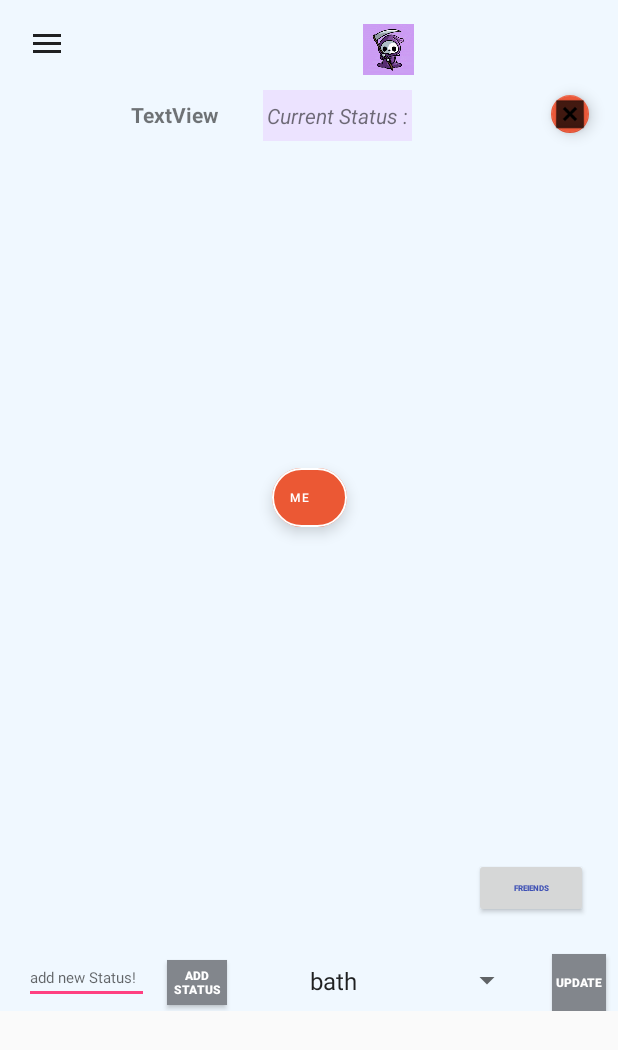
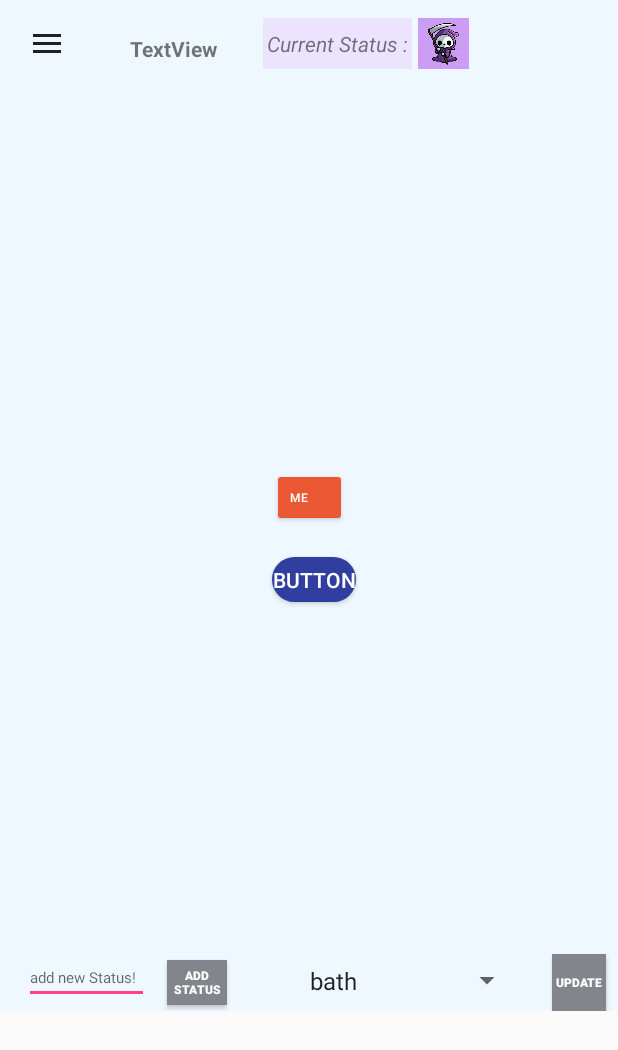
Before and after one commit to skrahat/Pannect-android, an Android app: the screen it shows after launch once a user with an empty profile is signed in (Live), on a phone screen of 412 x 824 dp. Shown: the top 1050 px of the screen. Run offline under Robolectric (Android 15) with nearby library versions, the phone set to English and light mode, and no system bars; our stand-ins replace Firebase (no records; nobody signed in at launch, a user with empty details on screens opened directly), Volley; libraries missing offline, so code that uses them is left out: com.firebase.client; network calls fail; 1 statement that could not run was skipped.

Commit message:
working on buttons

```diff
--- a/app/src/main/java/com/example/bondhu/Live.java
+++ b/app/src/main/java/com/example/bondhu/Live.java
@@ -79,12 +79,12 @@ public class Live extends AppCompatActivity implements NavigationView.OnNavigati
     TextView currentStatusView;
     TextView testing;
     TextView testing2;
-    ExtendedFloatingActionButton friend1;
-    ExtendedFloatingActionButton friend2;
-    ExtendedFloatingActionButton friend3;
-    ExtendedFloatingActionButton friend4;
-    ExtendedFloatingActionButton friend5;
-    ExtendedFloatingActionButton friend6;
+    Button friend1;
+    Button friend2;
+    Button friend3;
+    Button friend4;
+    Button friend5;
+    Button friend6;
     ArrayList<String> al = new ArrayList<>();
     ArrayList<String> al2 = new ArrayList<>();
     ArrayList<String> friendsArray = new ArrayList<>();
@@ -101,7 +101,6 @@ public class Live extends AppCompatActivity implements NavigationView.OnNavigati
     ProgressDialog pd;
     Button btnLiveStatusData2;
     Button btnLiveStatusSelectAdd;
-    Button btnFriends;
     EditText etLiveStatus;
     DatabaseReference statusDbRef;
     Spinner spinnerStatus;
@@ -115,8 +114,7 @@ public class Live extends AppCompatActivity implements NavigationView.OnNavigati
     GifImageView friend5Gif;
     GifImageView friend6Gif;
     GifImageView currentStatusGif;
-    ExtendedFloatingActionButton btncurrentUser;
-    FloatingActionButton logout;
+    Button btncurrentUser;
 
     DrawerLayout drawerLayout;
     NavigationView nav_view;
@@ -149,18 +147,16 @@ public class Live extends AppCompatActivity implements NavigationView.OnNavigati
         currentUser = (TextView)findViewById(R.id.currentUser);
         //testing = (TextView)findViewById(R.id.testing);
         //testing2 = (TextView)findViewById(R.id.testing2);
-        friend1 = (ExtendedFloatingActionButton )findViewById(R.id.friend1);
-        friend2 = (ExtendedFloatingActionButton)findViewById(R.id.friend2);
-        friend3 = (ExtendedFloatingActionButton)findViewById(R.id.friend3);
-        friend4 = (ExtendedFloatingActionButton)findViewById(R.id.friend4);
-        friend5 = (ExtendedFloatingActionButton)findViewById(R.id.friend5);
-        friend6 = (ExtendedFloatingActionButton)findViewById(R.id.friend6);
-        logout = findViewById(R.id.logout);
+        friend1 = (Button )findViewById(R.id.friend1);
+        friend2 = (Button)findViewById(R.id.friend2);
+        friend3 = (Button)findViewById(R.id.friend3);
+        friend4 = (Button)findViewById(R.id.friend4);
+        friend5 = (Button)findViewById(R.id.friend5);
+        friend6 = (Button)findViewById(R.id.friend6);
 
         etLiveStatus = findViewById(R.id.etLiveStatus);
         btnLiveStatusData2 = findViewById(R.id.btnLiveStatusData2);
         btnLiveStatusSelectAdd = findViewById(R.id.btnLiveStatusSelectAdd);
-        btnFriends = findViewById(R.id.btnFriends);
         spinnerStatus = findViewById(R.id.spinnerStatus);
         currentStatusView = (TextView)findViewById(R.id.currentStatusView);
         btncurrentUser = findViewById(R.id.btncurrentUser);
@@ -897,13 +893,7 @@ public class Live extends AppCompatActivity implements NavigationView.OnNavigati
             }
         });
 
-        //open users activity
-        btnFriends.setOnClickListener(new View.OnClickListener() {
-            @Override
-            public void onClick(View v) {
-                openNewActivity();
-            }
-        });
+
 
 
 
@@ -1004,18 +994,7 @@ public class Live extends AppCompatActivity implements NavigationView.OnNavigati
 
             }});
 
-        logout.setOnClickListener(new View.OnClickListener() {
-            @Override
-            public void onClick(View view) {
-                FirebaseAuth.getInstance().signOut();
-                Intent intent = new Intent(Live.this, LoginActivity.class);
-                intent.addFlags(Intent.FLAG_ACTIVITY_CLEAR_TOP);
-                intent.addFlags(Intent.FLAG_ACTIVITY_CLEAR_TASK);
-                startActivity(intent);
-                finish();
 
-            }
-        });
 
 
 
@@ -1281,6 +1260,14 @@ public class Live extends AppCompatActivity implements NavigationView.OnNavigati
                 Intent intent = new Intent(Live.this, Users.class);
                 startActivity(intent);
                 break;
+            case R.id.logout:
+                FirebaseAuth.getInstance().signOut();
+                Intent intent2 = new Intent(Live.this, LoginActivity.class);
+                intent2.addFlags(Intent.FLAG_ACTIVITY_CLEAR_TOP);
+                intent2.addFlags(Intent.FLAG_ACTIVITY_CLEAR_TASK);
+                startActivity(intent2);
+                finish();
+                break;
         }
         return true;
     }
--- /dev/null
+++ b/app/src/main/res/drawable/mybutton.xml
@@ -0,0 +1,24 @@
+<?xml version="1.0" encoding="utf-8"?>
+<selector xmlns:android="http://schemas.android.com/apk/res/android"  android:layout_height="5dp" android:layout_width="10dp">
+    <item android:state_pressed="true" >
+        <shape android:shape="rectangle"  >
+            <corners android:radius="20dip" />
+            <stroke android:width="1dip" android:color="#5e7974" />
+            <gradient android:angle="-90" android:startColor="#345953" android:endColor="#689a92"  />
+        </shape>
+    </item>
+    <item android:state_focused="true">
+        <shape android:shape="rectangle"  >
+            <corners android:radius="20dip" />
+            <stroke android:width="1dip" android:color="#5e7974" />
+            <solid android:color="#5b92eb"/>
+        </shape>
+    </item>
+    <item >
+        <shape android:shape="rectangle"  >
+            <corners android:radius="20dip" />
+            <stroke android:width="1dip" android:color="#5e7974" />
+            <gradient android:angle="-90" android:startColor="#8dbab3" android:endColor="#58857e" />
+        </shape>
+    </item>
+</selector>
--- a/app/src/main/res/layout/activity_live.xml
+++ b/app/src/main/res/layout/activity_live.xml
@@ -1,21 +1,21 @@
 <?xml version="1.0" encoding="utf-8"?>
-<androidx.drawerlayout.widget.DrawerLayout  xmlns:android="http://schemas.android.com/apk/res/android"
+<androidx.drawerlayout.widget.DrawerLayout xmlns:android="http://schemas.android.com/apk/res/android"
     xmlns:app="http://schemas.android.com/apk/res-auto"
     xmlns:tools="http://schemas.android.com/tools"
     android:id="@+id/drawer_layout"
     android:layout_width="match_parent"
     android:layout_height="match_parent"
+    android:fitsSystemWindows="true"
     tools:context=".Live"
-    android:fitsSystemWindows="true"
-    tools:openDrawer="start">
+    tools:openDrawer="end">
 
     <com.google.android.material.navigation.NavigationView
+        android:id="@+id/nav_view"
         android:layout_width="wrap_content"
         android:layout_height="match_parent"
-        android:id="@+id/nav_view"
+        android:layout_gravity="start"
         app:headerLayout="@layout/header"
-        app:menu="@menu/main_menu"
-        android:layout_gravity="start" />
+        app:menu="@menu/main_menu" />
 
 
     <ScrollView
@@ -23,11 +23,11 @@
         android:layout_height="match_parent">
 
         <androidx.constraintlayout.widget.ConstraintLayout
-        android:theme="@style/MyMaterialTheme"
             android:id="@+id/linearLayout4"
             android:layout_width="match_parent"
             android:layout_height="500dp"
             android:background="#F0F8FF"
+            android:theme="@style/MyMaterialTheme"
             tools:context="com.example.bondhu.Users"
             tools:viewBindingIgnore="true">
 
@@ -40,8 +40,7 @@
                 android:minHeight="?attr/actionBarSize"
                 android:theme="?attr/actionBarTheme"
                 app:layout_constraintStart_toStartOf="parent"
-                app:layout_constraintTop_toTopOf="parent"
-                app:navigationIcon="@drawable/app_icon">
+                app:layout_constraintTop_toTopOf="parent">
 
             </androidx.appcompat.widget.Toolbar>
 
@@ -57,28 +56,14 @@
                 app:layout_constraintTop_toTopOf="parent" />
 
 
-            <Button
-                android:id="@+id/btnFriends"
-                android:layout_width="76dp"
-                android:layout_height="40dp"
-                android:layout_marginTop="572dp"
-                android:text="Freiends"
-                android:textColor="@color/colorPrimary"
-                android:textSize="5dp"
-                android:textStyle="bold"
-                app:layout_constraintEnd_toEndOf="parent"
-                app:layout_constraintHorizontal_bias="0.94"
-                app:layout_constraintStart_toStartOf="parent"
-                app:layout_constraintTop_toTopOf="parent" />
-
             <pl.droidsonroids.gif.GifImageView
                 android:id="@+id/currentStatusGif"
                 android:layout_width="34dp"
                 android:layout_height="34dp"
-            android:layout_marginTop="16dp"
+                android:layout_marginTop="12dp"
                 android:src="@drawable/profile"
                 app:layout_constraintEnd_toEndOf="parent"
-            app:layout_constraintHorizontal_bias="0.641"
+                app:layout_constraintHorizontal_bias="0.737"
                 app:layout_constraintStart_toStartOf="parent"
                 app:layout_constraintTop_toTopOf="parent" />
 
@@ -182,13 +167,13 @@
                 android:id="@+id/currentUser"
                 android:layout_width="100dp"
                 android:layout_height="33dp"
-                android:layout_marginTop="60dp"
+                android:layout_marginTop="16dp"
                 android:cursorVisible="false"
                 android:gravity="center"
                 android:text="TextView"
                 android:textStyle="bold"
                 app:layout_constraintEnd_toEndOf="parent"
-                app:layout_constraintHorizontal_bias="0.212"
+                app:layout_constraintHorizontal_bias="0.209"
                 app:layout_constraintStart_toStartOf="parent"
                 app:layout_constraintTop_toTopOf="parent" />
 
@@ -212,21 +197,20 @@
                 android:id="@+id/currentStatusView"
                 android:layout_width="102dp"
                 android:layout_height="34dp"
-                android:layout_marginTop="16dp"
+                android:layout_marginTop="12dp"
                 android:backgroundTint="#ece3ff"
                 android:gravity="center"
                 android:text=""
                 app:layout_constraintEnd_toEndOf="parent"
-                app:layout_constraintHorizontal_bias="0.893"
+                app:layout_constraintHorizontal_bias="1.0"
                 app:layout_constraintStart_toStartOf="parent"
                 app:layout_constraintTop_toTopOf="parent" />
-
 
             <TextView
                 android:id="@+id/textView4"
                 android:layout_width="99dp"
                 android:layout_height="34dp"
-                android:layout_marginTop="60dp"
+                android:layout_marginTop="12dp"
                 android:background="#ece3ff"
                 android:gravity="center"
                 android:text="Current Status :"
@@ -236,7 +220,7 @@
                 app:layout_constraintStart_toStartOf="parent"
                 app:layout_constraintTop_toTopOf="parent" />
 
-            <com.google.android.material.floatingactionbutton.ExtendedFloatingActionButton
+            <Button
                 android:id="@+id/btncurrentUser"
                 android:layout_width="50dp"
                 android:layout_height="39dp"
@@ -267,12 +251,13 @@
 
             </ListView>
 
-            <com.google.android.material.floatingactionbutton.ExtendedFloatingActionButton
+            <Button
                 android:id="@+id/friend1"
                 android:layout_width="wrap_content"
                 android:layout_height="wrap_content"
                 android:layout_marginEnd="28dp"
                 android:layout_marginBottom="84dp"
+                android:background="@drawable/mybutton"
                 android:clickable="true"
                 android:gravity="center"
                 android:hint="friend1"
@@ -283,7 +268,7 @@
                 app:layout_constraintBottom_toBottomOf="@+id/btncurrentUser"
                 app:layout_constraintEnd_toStartOf="@+id/btncurrentUser" />
 
-            <com.google.android.material.floatingactionbutton.ExtendedFloatingActionButton
+            <Button
                 android:id="@+id/friend2"
                 android:layout_width="wrap_content"
                 android:layout_height="wrap_content"
@@ -296,10 +281,11 @@
                 android:textSize="10dp"
                 android:visibility="invisible"
                 app:backgroundTint="#9ce3ff"
+                android:background="@drawable/mybutton"
                 app:layout_constraintEnd_toStartOf="@+id/btncurrentUser"
                 app:layout_constraintTop_toTopOf="@+id/btncurrentUser" />
 
-            <com.google.android.material.floatingactionbutton.ExtendedFloatingActionButton
+            <Button
 
                 android:id="@+id/friend3"
                 android:layout_width="wrap_content"
@@ -313,10 +299,11 @@
                 android:textSize="10dp"
                 android:visibility="invisible"
                 app:backgroundTint="#9ce3ff"
+                android:background="@drawable/mybutton"
                 app:layout_constraintBottom_toBottomOf="@+id/btncurrentUser"
                 app:layout_constraintStart_toEndOf="@+id/btncurrentUser" />
 
-            <com.google.android.material.floatingactionbutton.ExtendedFloatingActionButton
+            <Button
 
                 android:id="@+id/friend4"
                 android:layout_width="wrap_content"
@@ -330,10 +317,11 @@
                 android:textSize="10dp"
                 android:visibility="invisible"
                 app:backgroundTint="#9ce3ff"
+                android:background="@drawable/mybutton"
                 app:layout_constraintStart_toEndOf="@+id/btncurrentUser"
                 app:layout_constraintTop_toTopOf="@+id/btncurrentUser" />
 
-            <com.google.android.material.floatingactionbutton.ExtendedFloatingActionButton
+            <Button
 
                 android:id="@+id/friend5"
                 android:layout_width="wrap_content"
@@ -347,10 +335,11 @@
                 android:textSize="10dp"
                 android:visibility="invisible"
                 app:backgroundTint="#9ce3ff"
+                android:background="@drawable/mybutton"
                 app:layout_constraintEnd_toEndOf="@+id/btncurrentUser"
                 app:layout_constraintTop_toTopOf="@+id/btncurrentUser" />
 
-            <com.google.android.material.floatingactionbutton.ExtendedFloatingActionButton
+            <Button
 
                 android:id="@+id/friend6"
                 android:layout_width="wrap_content"
@@ -364,21 +353,24 @@
                 android:textSize="10dp"
                 android:visibility="invisible"
                 app:backgroundTint="#9ce3ff"
+                android:background="@drawable/mybutton"
                 app:layout_constraintStart_toStartOf="@+id/btncurrentUser"
                 app:layout_constraintTop_toBottomOf="@+id/btncurrentUser" />
 
-            <com.google.android.material.floatingactionbutton.FloatingActionButton
-                android:id="@+id/logout"
-                android:layout_width="wrap_content"
-                android:layout_height="wrap_content"
-                android:layout_marginTop="52dp"
-                android:layout_marginEnd="8dp"
-                android:clickable="true"
-                app:backgroundTint="#eb5839"
-                app:fabCustomSize="25dp"
-                app:layout_constraintEnd_toEndOf="parent"
-                app:layout_constraintTop_toTopOf="parent"
-                app:srcCompat="@android:drawable/btn_dialog" />
+            <Button
+                android:id="@+id/btnTesting"
+                android:layout_width="56dp"
+                android:layout_height="30dp"
+                android:layout_marginTop="20dp"
+                android:background="@drawable/mybutton"
+                android:backgroundTint="@color/colorPrimaryDark"
+                android:text="Button"
+                android:textColor="#ffffff"
+                app:layout_constraintEnd_toEndOf="@+id/btncurrentUser"
+                app:layout_constraintHorizontal_bias="0.0"
+                app:layout_constraintStart_toStartOf="@+id/btncurrentUser"
+                app:layout_constraintTop_toBottomOf="@+id/btncurrentUser" />
+
 
         </androidx.constraintlayout.widget.ConstraintLayout>
 
```
Lines whose indentation alone changed are shown as unchanged.
